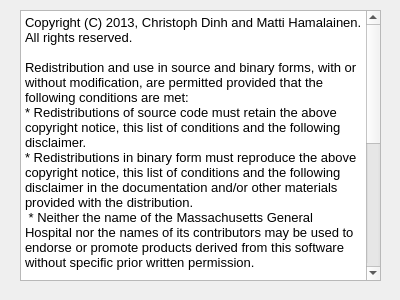
First picture: the form in applications/mne_x/plugins/babymeg/FormFiles/babymegabout.ui, repository mne-tools/mne-cpp, before the edit.
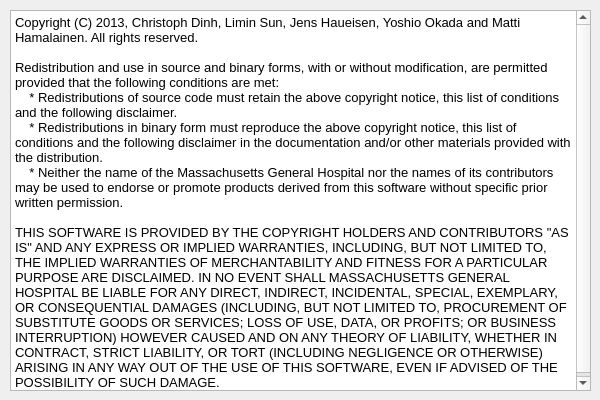
Second picture: the form after the edit.

```diff
--- a/applications/mne_x/plugins/babymeg/FormFiles/babymegabout.ui
+++ b/applications/mne_x/plugins/babymeg/FormFiles/babymegabout.ui
@@ -6,8 +6,8 @@
    <rect>
     <x>0</x>
     <y>0</y>
-    <width>400</width>
-    <height>300</height>
+    <width>600</width>
+    <height>400</height>
    </rect>
   </property>
   <property name="sizePolicy">
@@ -18,14 +18,14 @@
   </property>
   <property name="minimumSize">
    <size>
-    <width>400</width>
-    <height>300</height>
+    <width>600</width>
+    <height>400</height>
    </size>
   </property>
   <property name="maximumSize">
    <size>
-    <width>400</width>
-    <height>300</height>
+    <width>600</width>
+    <height>400</height>
    </size>
   </property>
   <property name="windowTitle">
@@ -34,28 +34,28 @@
   <widget class="QTextBrowser" name="textBrowser">
    <property name="geometry">
     <rect>
-     <x>20</x>
+     <x>10</x>
      <y>10</y>
-     <width>361</width>
-     <height>271</height>
+     <width>581</width>
+     <height>381</height>
     </rect>
    </property>
    <property name="html">
     <string>&lt;!DOCTYPE HTML PUBLIC &quot;-//W3C//DTD HTML 4.0//EN&quot; &quot;http://www.w3.org/TR/REC-html40/strict.dtd&quot;&gt;
 &lt;html&gt;&lt;head&gt;&lt;meta name=&quot;qrichtext&quot; content=&quot;1&quot; /&gt;&lt;style type=&quot;text/css&quot;&gt;
 p, li { white-space: pre-wrap; }
-&lt;/style&gt;&lt;/head&gt;&lt;body style=&quot; font-family:'MS Shell Dlg 2'; font-size:8.25pt; font-weight:400; font-style:normal;&quot;&gt;
+&lt;/style&gt;&lt;/head&gt;&lt;body style=&quot; font-family:'MS Shell Dlg 2'; font-size:7.8pt; font-weight:400; font-style:normal;&quot;&gt;
 &lt;table border=&quot;0&quot; style=&quot;-qt-table-type: root; margin-top:4px; margin-bottom:4px; margin-left:4px; margin-right:4px;&quot;&gt;
 &lt;tr&gt;
 &lt;td style=&quot;border: none;&quot;&gt;
-&lt;p style=&quot; margin-top:0px; margin-bottom:0px; margin-left:0px; margin-right:0px; -qt-block-indent:0; text-indent:0px;&quot;&gt;&lt;span style=&quot; font-family:'Sans'; font-size:10pt;&quot;&gt;Copyright (C) 2013, Christoph Dinh and Matti Hamalainen. All rights reserved.&lt;/span&gt;&lt;/p&gt;
-&lt;p style=&quot;-qt-paragraph-type:empty; margin-top:0px; margin-bottom:0px; margin-left:0px; margin-right:0px; -qt-block-indent:0; text-indent:0px; font-family:'Sans'; font-size:10pt;&quot;&gt;&lt;br /&gt;&lt;/p&gt;
-&lt;p style=&quot; margin-top:0px; margin-bottom:0px; margin-left:0px; margin-right:0px; -qt-block-indent:0; text-indent:0px;&quot;&gt;&lt;span style=&quot; font-family:'Sans'; font-size:10pt;&quot;&gt;Redistribution and use in source and binary forms, with or without modification, are permitted provided that the following conditions are met:&lt;/span&gt;&lt;/p&gt;
-&lt;p style=&quot; margin-top:0px; margin-bottom:0px; margin-left:0px; margin-right:0px; -qt-block-indent:0; text-indent:0px;&quot;&gt;&lt;span style=&quot; font-family:'Sans'; font-size:10pt;&quot;&gt;* Redistributions of source code must retain the above copyright notice, this list of conditions and the following disclaimer.&lt;/span&gt;&lt;/p&gt;
-&lt;p style=&quot; margin-top:0px; margin-bottom:0px; margin-left:0px; margin-right:0px; -qt-block-indent:0; text-indent:0px;&quot;&gt;&lt;span style=&quot; font-family:'Sans'; font-size:10pt;&quot;&gt;* Redistributions in binary form must reproduce the above copyright notice, this list of conditions and the following disclaimer in the documentation and/or other materials provided with the distribution.&lt;/span&gt;&lt;/p&gt;
-&lt;p style=&quot; margin-top:0px; margin-bottom:0px; margin-left:0px; margin-right:0px; -qt-block-indent:0; text-indent:0px;&quot;&gt;&lt;span style=&quot; font-family:'Sans'; font-size:10pt;&quot;&gt; * Neither the name of the Massachusetts General Hospital nor the names of its contributors may be used to endorse or promote products derived from this software without specific prior written permission.&lt;/span&gt;&lt;/p&gt;
-&lt;p style=&quot;-qt-paragraph-type:empty; margin-top:0px; margin-bottom:0px; margin-left:0px; margin-right:0px; -qt-block-indent:0; text-indent:0px; font-family:'Sans'; font-size:10pt;&quot;&gt;&lt;br /&gt;&lt;/p&gt;
-&lt;p style=&quot; margin-top:0px; margin-bottom:0px; margin-left:0px; margin-right:0px; -qt-block-indent:0; text-indent:0px;&quot;&gt;&lt;span style=&quot; font-family:'Sans'; font-size:10pt;&quot;&gt;THIS SOFTWARE IS PROVIDED BY THE COPYRIGHT HOLDERS AND CONTRIBUTORS &amp;quot;AS IS&amp;quot; AND ANY EXPRESS OR IMPLIED WARRANTIES, INCLUDING, BUT NOT LIMITED TO, THE IMPLIED WARRANTIES OF MERCHANTABILITY AND FITNESS FOR A PARTICULAR PURPOSE ARE DISCLAIMED. IN NO EVENT SHALL MASSACHUSETTS GENERAL HOSPITAL BE LIABLE FOR ANY DIRECT, INDIRECT, INCIDENTAL, SPECIAL, EXEMPLARY, OR CONSEQUENTIAL DAMAGES (INCLUDING, BUT NOT LIMITED TO, PROCUREMENT OF SUBSTITUTE GOODS OR SERVICES; LOSS OF USE, DATA, OR PROFITS; OR BUSINESS INTERRUPTION) HOWEVER CAUSED AND ON ANY THEORY OF LIABILITY, WHETHER IN CONTRACT, STRICT LIABILITY, OR TORT (INCLUDING NEGLIGENCE OR OTHERWISE) ARISING IN ANY WAY OUT OF THE USE OF THIS SOFTWARE, EVEN IF ADVISED OF THE POSSIBILITY OF SUCH DAMAGE.&lt;/span&gt;&lt;/p&gt;&lt;/td&gt;&lt;/tr&gt;&lt;/table&gt;&lt;/body&gt;&lt;/html&gt;</string>
+&lt;p style=&quot; margin-top:0px; margin-bottom:0px; margin-left:0px; margin-right:0px; -qt-block-indent:0; text-indent:0px;&quot;&gt;&lt;span style=&quot; font-size:10pt; color:#000000;&quot;&gt;Copyright (C) 2013, Christoph Dinh, Limin Sun, Jens Haueisen, Yoshio Okada and Matti Hamalainen. All rights reserved.&lt;/span&gt;&lt;/p&gt;
+&lt;p style=&quot;-qt-paragraph-type:empty; margin-top:0px; margin-bottom:0px; margin-left:0px; margin-right:0px; -qt-block-indent:0; text-indent:0px; font-family:'Courier New,courier'; font-size:10pt; color:#000000;&quot;&gt;&lt;br /&gt;&lt;/p&gt;
+&lt;p style=&quot; margin-top:0px; margin-bottom:0px; margin-left:0px; margin-right:0px; -qt-block-indent:0; text-indent:0px;&quot;&gt;&lt;span style=&quot; font-family:'Courier New,courier'; font-size:10pt; color:#000000;&quot;&gt;Redistribution and use in source and binary forms, with or without modification, are permitted provided that the following conditions are met:&lt;/span&gt;&lt;/p&gt;
+&lt;p style=&quot; margin-top:0px; margin-bottom:0px; margin-left:0px; margin-right:0px; -qt-block-indent:0; text-indent:0px;&quot;&gt;&lt;span style=&quot; font-family:'Courier New,courier'; font-size:10pt; color:#000000;&quot;&gt;    * Redistributions of source code must retain the above copyright notice, this list of conditions and the following disclaimer.&lt;/span&gt;&lt;/p&gt;
+&lt;p style=&quot; margin-top:0px; margin-bottom:0px; margin-left:0px; margin-right:0px; -qt-block-indent:0; text-indent:0px;&quot;&gt;&lt;span style=&quot; font-family:'Courier New,courier'; font-size:10pt; color:#000000;&quot;&gt;    * Redistributions in binary form must reproduce the above copyright notice, this list of conditions and the following disclaimer in the documentation and/or other materials provided with the distribution.&lt;/span&gt;&lt;/p&gt;
+&lt;p style=&quot; margin-top:0px; margin-bottom:0px; margin-left:0px; margin-right:0px; -qt-block-indent:0; text-indent:0px;&quot;&gt;&lt;span style=&quot; font-family:'Courier New,courier'; font-size:10pt; color:#000000;&quot;&gt;    * Neither the name of the Massachusetts General Hospital nor the names of its contributors may be used to endorse or promote products derived from this software without specific prior written permission.&lt;/span&gt;&lt;/p&gt;
+&lt;p style=&quot;-qt-paragraph-type:empty; margin-top:0px; margin-bottom:0px; margin-left:0px; margin-right:0px; -qt-block-indent:0; text-indent:0px; font-family:'Courier New,courier'; font-size:10pt; color:#000000;&quot;&gt;&lt;br /&gt;&lt;/p&gt;
+&lt;p style=&quot; margin-top:0px; margin-bottom:0px; margin-left:0px; margin-right:0px; -qt-block-indent:0; text-indent:0px;&quot;&gt;&lt;span style=&quot; font-family:'Courier New,courier'; font-size:10pt; color:#000000;&quot;&gt;THIS SOFTWARE IS PROVIDED BY THE COPYRIGHT HOLDERS AND CONTRIBUTORS &amp;quot;AS IS&amp;quot; AND ANY EXPRESS OR IMPLIED WARRANTIES, INCLUDING, BUT NOT LIMITED TO, THE IMPLIED WARRANTIES OF MERCHANTABILITY AND FITNESS FOR A PARTICULAR PURPOSE ARE DISCLAIMED. IN NO EVENT SHALL MASSACHUSETTS GENERAL HOSPITAL BE LIABLE FOR ANY DIRECT, INDIRECT, INCIDENTAL, SPECIAL, EXEMPLARY, OR CONSEQUENTIAL DAMAGES (INCLUDING, BUT NOT LIMITED TO, PROCUREMENT OF SUBSTITUTE GOODS OR SERVICES; LOSS OF USE, DATA, OR PROFITS; OR BUSINESS INTERRUPTION) HOWEVER CAUSED AND ON ANY THEORY OF LIABILITY, WHETHER IN CONTRACT, STRICT LIABILITY, OR TORT (INCLUDING NEGLIGENCE OR OTHERWISE) ARISING IN ANY WAY OUT OF THE USE OF THIS SOFTWARE, EVEN IF ADVISED OF THE POSSIBILITY OF SUCH DAMAGE.&lt;/span&gt;&lt;/p&gt;&lt;/td&gt;&lt;/tr&gt;&lt;/table&gt;&lt;/body&gt;&lt;/html&gt;</string>
    </property>
   </widget>
  </widget>
```
Left out of the diff: 3 changed lines with no effect on the pictures.
